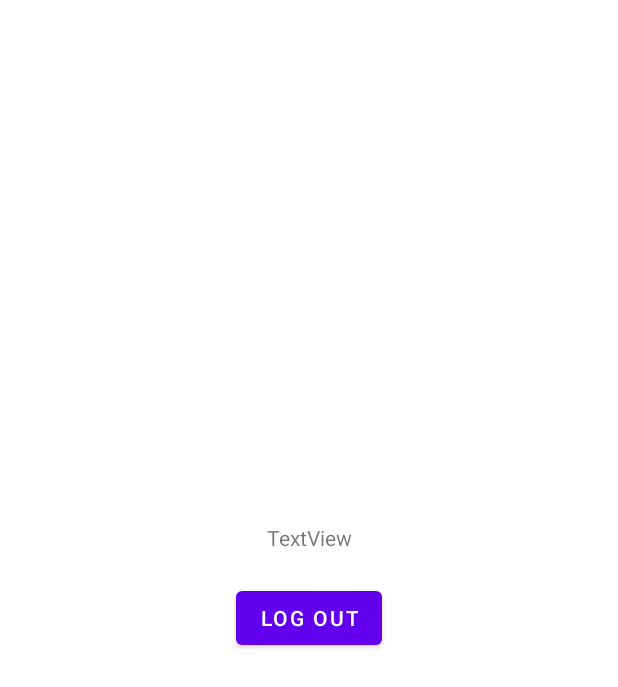
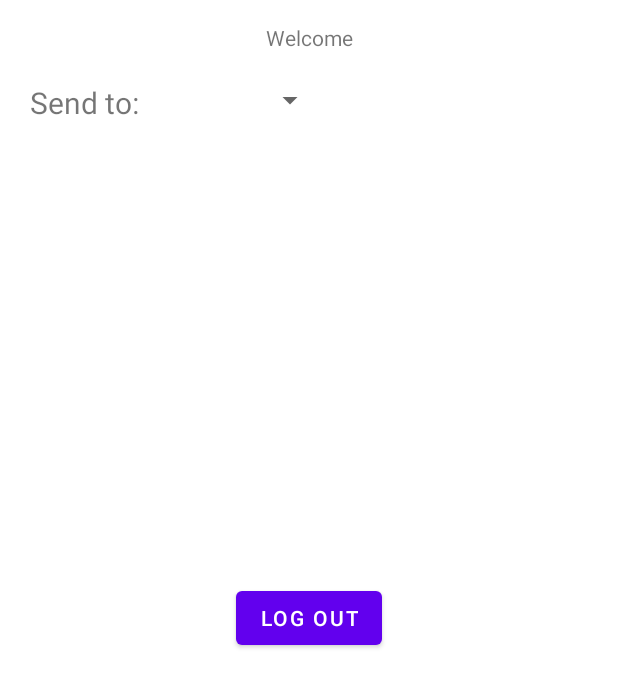
Before and after one commit to eqiowtj/DriverSafeBC, an Android app: the layout activity_after_login.xml on its own in the app's theme, with its tools: preview values and no code run, on a phone screen of 412 x 824 dp. Shown: the top 687 px of the screen. Run offline under Robolectric (Android 15) with nearby library versions, the phone set to English and light mode, and no system bars.

Commit message:
0018 Mingfu LoginUserName sending name list

```diff
--- a/app/src/main/res/layout/activity_after_login.xml
+++ b/app/src/main/res/layout/activity_after_login.xml
@@ -20,10 +20,29 @@
         android:id="@+id/username_textview"
         android:layout_width="wrap_content"
         android:layout_height="wrap_content"
-        android:text="TextView"
-        app:layout_constraintBottom_toTopOf="@+id/logout_button"
+        android:text="Welcome"
+        android:layout_margin="15dp"
         app:layout_constraintEnd_toEndOf="parent"
         app:layout_constraintStart_toStartOf="parent"
-        android:layout_marginBottom="20dp"
+        app:layout_constraintTop_toTopOf="parent" />
+    <TextView
+        android:id="@+id/sender_textview"
+        android:layout_width="wrap_content"
+        android:layout_height="wrap_content"
+        android:layout_margin="20dp"
+        android:textSize="20dp"
+        android:text="Send to: "
+        app:layout_constraintStart_toStartOf="parent"
+        app:layout_constraintTop_toBottomOf="@id/username_textview"
         />
+
+    <Spinner
+        android:id="@+id/receiver_spinner"
+        android:layout_width="100dp"
+        android:layout_height="wrap_content"
+        android:layout_margin="20dp"
+        app:layout_constraintStart_toEndOf="@+id/sender_textview"
+        app:layout_constraintTop_toBottomOf="@id/username_textview"
+        />
+
 </androidx.constraintlayout.widget.ConstraintLayout>
--- a/app/src/main/res/layout/activity_login_user_name.xml
+++ b/app/src/main/res/layout/activity_login_user_name.xml
@@ -37,8 +37,8 @@
 
     <Button
         android:id="@+id/create_button"
-        android:layout_width="94dp"
-        android:layout_height="44dp"
+        android:layout_width="wrap_content"
+        android:layout_height="wrap_content"
         android:text="Continue"
         app:layout_constraintBottom_toBottomOf="parent"
         app:layout_constraintEnd_toEndOf="parent"
```
Also changed, not shown: app/src/main/java/edu/northeastern/driversafebc/AfterLogin.java (+54 -13 lines), app/src/main/java/edu/northeastern/driversafebc/LoginUserName.java (+36 -4 lines).
